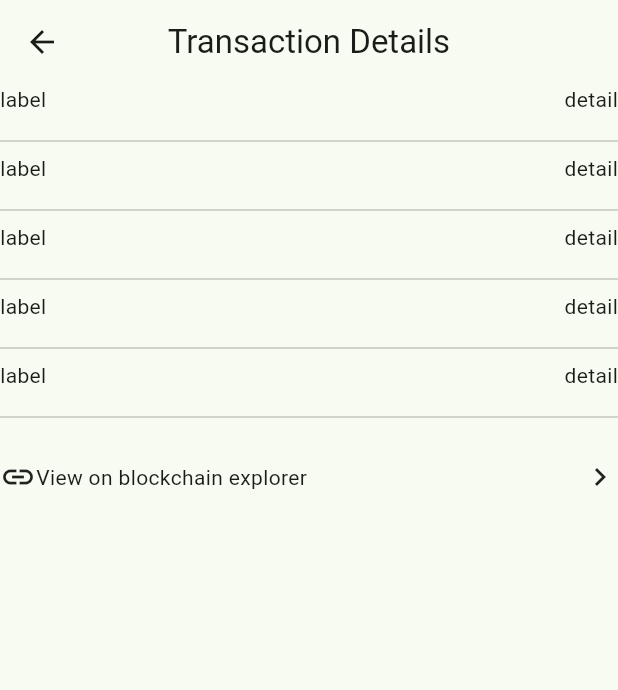
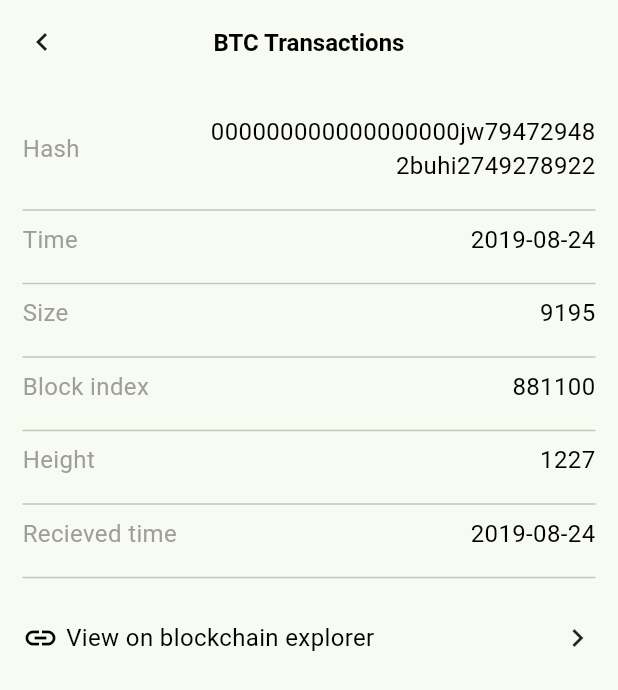
Before and after one commit to the-Jinxist/busha_flutter, a Flutter app: the TransactionDetailsScreen screen opened by its route, on a phone screen of 412 x 824 dp. Shown: the top 690 px of the screen. Run offline on Flutter 3.47's test engine with Material 3 defaults, Android fonts, the phone set to English and light mode, and no system bars; our stand-ins replace dio, shared_preferences; accounts and stored records are empty.

Commit message:
feat: updated UI elements

```diff
--- a/lib/core/home/components/my_assets_item.dart
+++ b/lib/core/home/components/my_assets_item.dart
@@ -32,7 +32,7 @@
                     "BTC",
                     style: TextStyle(
                       fontSize: 12,
-                      color: Colors.black,
+                      color: Colors.grey,
                       fontWeight: FontWeight.w400,
                     ),
                   ),
@@ -44,7 +44,7 @@
             crossAxisAlignment: CrossAxisAlignment.end,
             children: [
               Text(
-                "N24, 000",
+                "N24,000",
                 style: TextStyle(
                   fontSize: 16,
                   color: Colors.black,
--- a/lib/core/home/screens/home_screen.dart
+++ b/lib/core/home/screens/home_screen.dart
@@ -57,7 +57,7 @@
         width: screenSize.width,
         child: SingleChildScrollView(
           child: Padding(
-            padding: const EdgeInsets.symmetric(horizontal: 10.0),
+            padding: const EdgeInsets.symmetric(horizontal: 15.0),
             child: Column(
               crossAxisAlignment: CrossAxisAlignment.start,
               children: [
--- a/lib/core/transactions/components/transaction_detail_section.dart
+++ b/lib/core/transactions/components/transaction_detail_section.dart
@@ -11,11 +11,34 @@
 
   @override
   Widget build(BuildContext context) {
+    final screenSize = MediaQuery.of(context).size;
     return Column(
       children: [
         Row(
           mainAxisAlignment: MainAxisAlignment.spaceBetween,
-          children: [Text(label), Text(detail)],
+          children: [
+            Text(
+              label,
+              style: const TextStyle(
+                fontSize: 16,
+                color: Colors.grey,
+                fontWeight: FontWeight.w400,
+              ),
+            ),
+            SizedBox(
+              width: screenSize.width - 150,
+              child: Text(
+                detail,
+                maxLines: 10,
+                textAlign: TextAlign.end,
+                style: const TextStyle(
+                  fontSize: 16,
+                  color: Colors.black,
+                  fontWeight: FontWeight.w400,
+                ),
+              ),
+            ),
+          ],
         ),
         const SizedBox(
           height: 10,
--- a/lib/core/transactions/screens/transaction_details_screen.dart
+++ b/lib/core/transactions/screens/transaction_details_screen.dart
@@ -14,18 +14,39 @@
   Widget build(BuildContext context) {
     return Scaffold(
       appBar: AppBar(
-        leading: const Icon(Icons.arrow_back),
-        title: const Text("Transaction Details"),
+        leading: GestureDetector(
+          onTap: () {
+            Navigator.of(context).pop();
+          },
+          child: const Icon(Icons.chevron_left),
+        ),
+        title: const Text(
+          "BTC Transactions",
+          style: TextStyle(
+            fontSize: 16,
+            color: Colors.black,
+            fontWeight: FontWeight.w600,
+          ),
+        ),
         centerTitle: true,
       ),
-      body: const Column(
+      body: const Padding(
+        padding: EdgeInsets.symmetric(horizontal: 15.0),
+        child: Column(
           crossAxisAlignment: CrossAxisAlignment.start,
           children: [
-          TransactionDetailSection(label: "label", detail: "detail"),
-          TransactionDetailSection(label: "label", detail: "detail"),
-          TransactionDetailSection(label: "label", detail: "detail"),
-          TransactionDetailSection(label: "label", detail: "detail"),
-          TransactionDetailSection(label: "label", detail: "detail"),
+            SizedBox(
+              height: 20,
+            ),
+            TransactionDetailSection(
+                label: "Hash",
+                detail: "000000000000000000jw794729482buhi2749278922"),
+            TransactionDetailSection(label: "Time", detail: "2019-08-24"),
+            TransactionDetailSection(label: "Size", detail: "9195"),
+            TransactionDetailSection(label: "Block index", detail: "881100"),
+            TransactionDetailSection(label: "Height", detail: "1227"),
+            TransactionDetailSection(
+                label: "Recieved time", detail: "2019-08-24"),
             SizedBox(
               height: 20,
             ),
@@ -34,8 +55,21 @@
               children: [
                 Row(
                   children: [
-                  Icon(Icons.link),
-                  Text("View on blockchain explorer"),
+                    Icon(
+                      Icons.link,
+                      color: Colors.black,
+                    ),
+                    SizedBox(
+                      width: 5,
+                    ),
+                    Text(
+                      "View on blockchain explorer",
+                      style: TextStyle(
+                        fontSize: 16,
+                        color: Colors.black,
+                        fontWeight: FontWeight.w400,
+                      ),
+                    ),
                   ],
                 ),
                 Icon(Icons.chevron_right)
@@ -43,6 +77,7 @@
             )
           ],
         ),
+      ),
     );
   }
 }
--- a/lib/core/transactions/viewmodels/transaction_viewmodel.dart
+++ b/lib/core/transactions/viewmodels/transaction_viewmodel.dart
@@ -1,5 +1,3 @@
-import 'dart:developer';
-
 import 'package:busha_flutter_assessment/core/transactions/service/transaction_service.dart';
 import 'package:busha_flutter_assessment/util/resource.dart';
 import 'package:flutter/material.dart';
```
Also changed, not shown: lib/core/auth/screens/login_screen.dart (+19 -8 lines), lib/core/home/components/top_movers_item.dart (+33 -6 lines), lib/core/transactions/screens/transactions_screen.dart (+8 -1 lines). Lines whose indentation alone changed are shown as unchanged.
